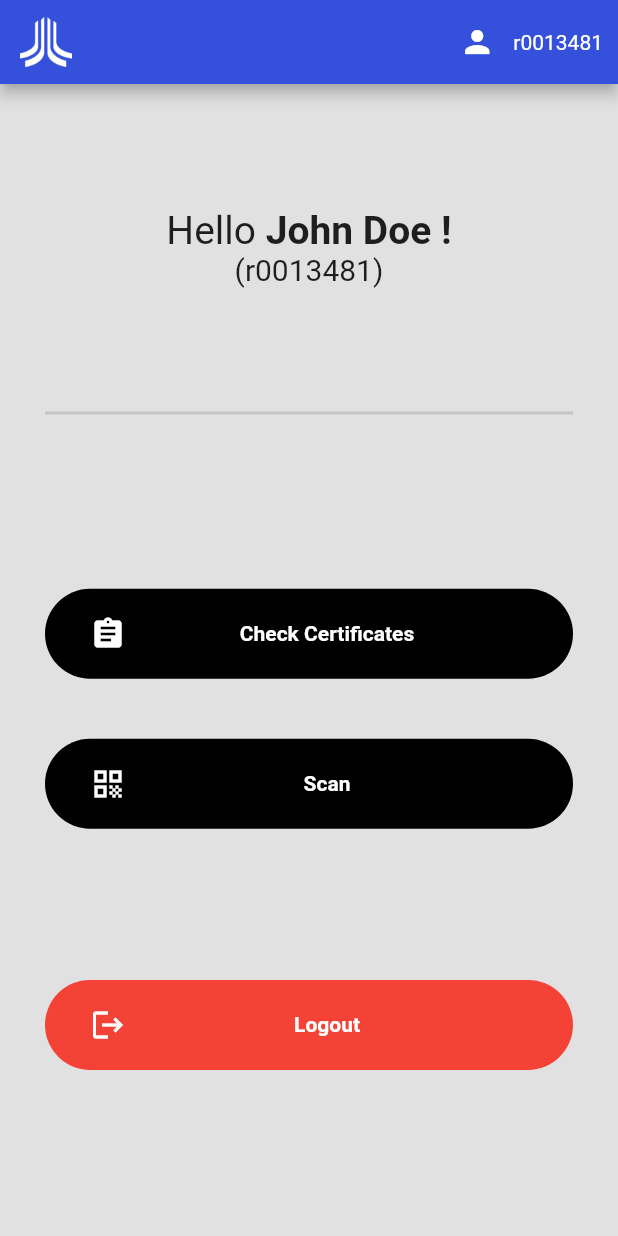
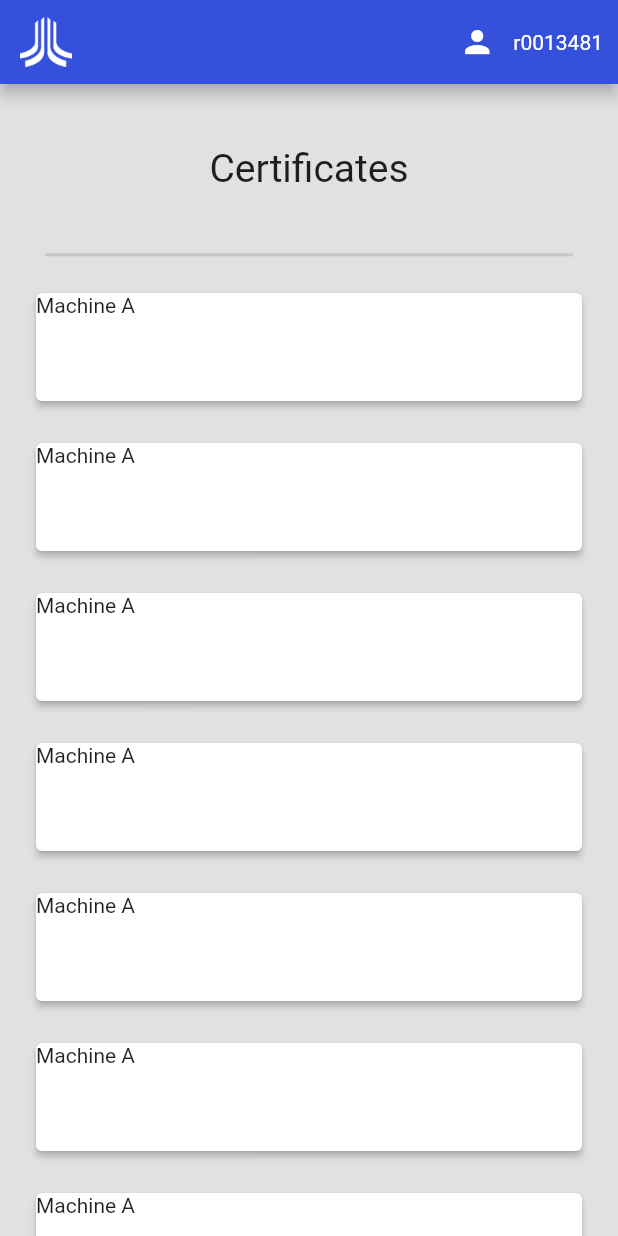
Before and after one commit to mohamedkuch/MIS-mobile-app, a Flutter app: the screen it shows after launch, on a phone screen of 412 x 824 dp. Run offline on Flutter 3.47's test engine with Material 2 defaults, Android fonts, the phone set to English and light mode, and no system bars.

Commit message:
add certificates view

```diff
--- a/lucacertificate/lib/main.dart
+++ b/lucacertificate/lib/main.dart
@@ -1,5 +1,6 @@
 import 'package:flutter/material.dart';
 import 'package:lucacertificate/globals.dart';
+import 'package:lucacertificate/views/certificates_view.dart';
 import 'package:lucacertificate/views/login_view.dart';
 import 'package:lucacertificate/views/welcome_view.dart';
 
@@ -35,7 +36,9 @@ class MyHomePage extends StatefulWidget {
 class _MyHomePageState extends State<MyHomePage> {
   @override
   Widget build(BuildContext context) {
-    return WelcomeView();
+    return CertifactesView();
+
+    // return WelcomeView();
     //return LoginView();
   }
 }
--- /dev/null
+++ b/lucacertificate/lib/views/certificates_view.dart
@@ -0,0 +1,100 @@
+import 'package:flutter/material.dart';
+import 'package:lucacertificate/globals.dart';
+
+class CertifactesView extends StatefulWidget {
+  CertifactesView({Key key}) : super(key: key);
+
+  @override
+  _CertifactesViewState createState() => _CertifactesViewState();
+}
+
+Widget buttonHelper(String title, bool isPrimary, Icon icn) {
+  return Container(
+    decoration: BoxDecoration(
+      color: isPrimary ? Colors.black : Colors.red,
+      borderRadius: BorderRadius.circular(70),
+    ),
+    height: 60,
+    child: Row(
+      children: [
+        Padding(
+            padding: EdgeInsets.only(
+              left: 30,
+            ),
+            child: icn),
+        Expanded(
+          child: Padding(
+            padding: EdgeInsets.only(
+              right: 30,
+            ),
+            child: Center(
+              child: Text(
+                title,
+                style: TextStyle(
+                  color: Colors.white,
+                  fontWeight: FontWeight.bold,
+                ),
+              ),
+            ),
+          ),
+        ),
+      ],
+    ),
+  );
+}
+
+class _CertifactesViewState extends State<CertifactesView> {
+  @override
+  Widget build(BuildContext context) {
+    return Scaffold(
+      appBar: appBar(),
+      body: Container(
+        color: bgColor,
+        child: ListView(
+          children: [
+            Container(
+              padding: EdgeInsets.only(
+                top: MediaQuery.of(context).size.height * 0.05,
+                bottom: MediaQuery.of(context).size.height * 0.05,
+              ),
+              child: Column(
+                mainAxisAlignment: MainAxisAlignment.start,
+                children: [
+                  Container(
+                    child: Text(
+                      "Certificates",
+                      style: TextStyle(fontSize: 26),
+                    ),
+                  ),
+                ],
+              ),
+            ),
+            Divider(
+              indent: 30,
+              endIndent: 30,
+              height: 3,
+              thickness: 2,
+            ),
+            ListView.builder(
+              shrinkWrap: true,
+              physics: ScrollPhysics(),
+              itemCount: 20,
+              itemBuilder: (ctx, int index) {
+                return Container(
+                  height: 80,
+                  margin: EdgeInsets.only(top: 20, left: 20, right: 20),
+                  child: Card(
+                    elevation: 2,
+                    child: Container(
+                      child: Text("Machine A"),
+                    ),
+                  ),
+                );
+              },
+            ),
+          ],
+        ),
+      ),
+    );
+  }
+}
```
